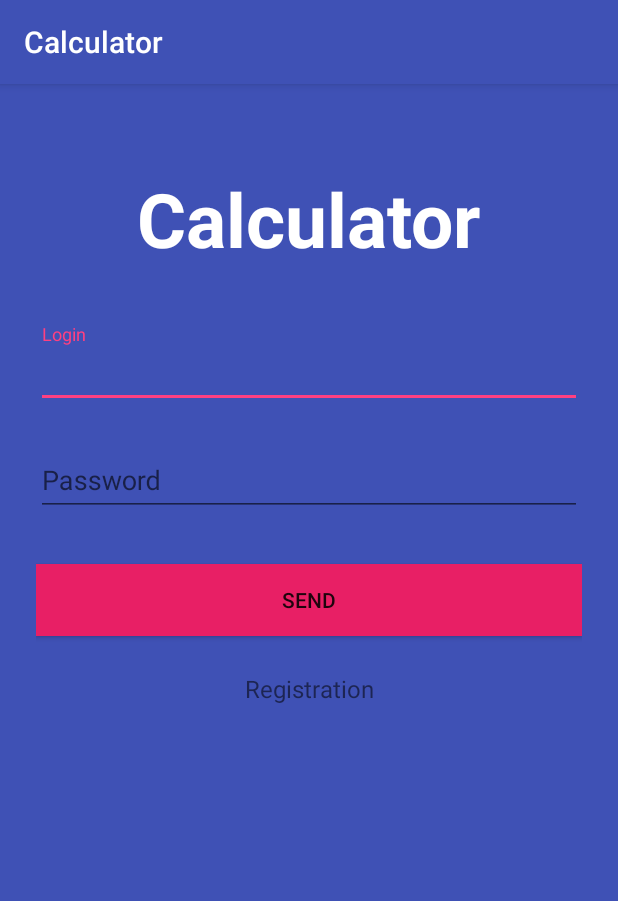
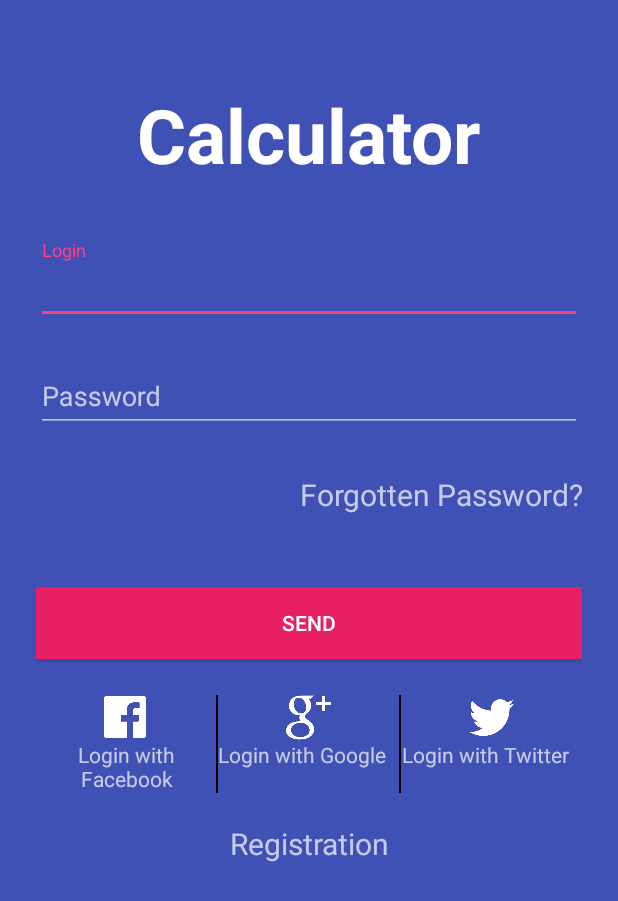
Before and after one commit to Roma-Za/Calculator, an Android app: the screen it shows after launch (LoginActivity), on a phone screen of 412 x 824 dp. Shown: the top 901 px of the screen. Run offline under Robolectric (Android 15) with nearby library versions, the phone set to English and light mode, and no system bars.

Commit message:
login UI

```diff
--- a/app/src/main/AndroidManifest.xml
+++ b/app/src/main/AndroidManifest.xml
@@ -15,6 +15,7 @@
         android:theme="@style/AppTheme">
         <activity
             android:name=".LoginActivity"
+            android:theme="@style/AppThemeNoActionBar"
             android:label="@string/app_name">
             <intent-filter>
                 <action android:name="android.intent.action.MAIN" />
--- a/app/src/main/res/layout/activity_login.xml
+++ b/app/src/main/res/layout/activity_login.xml
@@ -2,7 +2,6 @@
 <ScrollView xmlns:android="http://schemas.android.com/apk/res/android"
     android:layout_width="fill_parent"
     android:layout_height="fill_parent"
-    android:background="#3F51B5"
     android:fitsSystemWindows="true">
 
     <LinearLayout
@@ -51,6 +50,17 @@
                 android:hint="Password"/>
         </android.support.design.widget.TextInputLayout>
 
+
+        <TextView android:id="@+id/link_forgotten"
+            android:layout_width="fill_parent"
+            android:layout_height="wrap_content"
+            android:layout_marginBottom="24dp"
+            android:layout_marginTop="20dp"
+            android:text="Forgotten Password?"
+            android:gravity="right"
+            android:textSize="20dip"/>
+
+
         <android.support.v7.widget.AppCompatButton
             android:id="@+id/btn_login"
             android:layout_width="fill_parent"
@@ -61,13 +71,79 @@
             android:background="#E81F65"
             android:text="SEND"/>
 
+        <LinearLayout
+            android:id="@+id/email_login_form"
+            android:layout_width="match_parent"
+            android:layout_height="wrap_content"
+            android:orientation="horizontal">
+
+            <LinearLayout
+                android:layout_width="0dp"
+                android:layout_height="wrap_content"
+                android:layout_weight="1"
+                android:orientation="vertical">
+                <ImageView
+                    android:src="@drawable/fb"
+                    android:layout_width="30dp"
+                    android:layout_height="30dp"
+                    android:layout_gravity="center"/>
+                <TextView
+                    android:text="Login with Facebook"
+                    android:layout_width="wrap_content"
+                    android:layout_height="wrap_content"
+                    android:gravity="center"/>
+            </LinearLayout>
+            <View
+                android:layout_width="1dp"
+                android:layout_height="match_parent"
+                android:background="@android:color/black"/>
+            <LinearLayout
+                android:layout_width="0dp"
+                android:layout_height="wrap_content"
+                android:layout_weight="1"
+                android:orientation="vertical">
+                <ImageView
+                    android:src="@drawable/google"
+                    android:layout_width="30dp"
+                    android:layout_height="30dp"
+                    android:layout_gravity="center"/>
+                <TextView
+                    android:text="Login with Google"
+                    android:layout_width="wrap_content"
+                    android:layout_height="wrap_content"
+                    android:gravity="center"/>
+            </LinearLayout>
+            <View
+                android:layout_width="1dp"
+                android:layout_height="match_parent"
+                android:background="@android:color/black"/>
+            <LinearLayout
+                android:layout_width="0dp"
+                android:layout_height="wrap_content"
+                android:layout_weight="1"
+                android:orientation="vertical">
+                <ImageView
+                    android:src="@drawable/twitter"
+                    android:layout_width="30dp"
+                    android:layout_height="30dp"
+                    android:layout_gravity="center"/>
+                <TextView
+                    android:text="Login with Twitter"
+                    android:layout_width="wrap_content"
+                    android:layout_height="wrap_content"
+                    android:gravity="center"/>
+            </LinearLayout>
+
+        </LinearLayout>
+
         <TextView android:id="@+id/link_signup"
             android:layout_width="fill_parent"
             android:layout_height="wrap_content"
             android:layout_marginBottom="24dp"
+            android:layout_marginTop="20dp"
             android:text="Registration"
             android:gravity="center"
-            android:textSize="16dip"/>
+            android:textSize="20dip"/>
 
     </LinearLayout>
 </ScrollView>
--- a/app/src/main/res/values/styles.xml
+++ b/app/src/main/res/values/styles.xml
@@ -1,11 +1,18 @@
 <resources>
 
-    <!-- Base application theme. -->
-    <style name="AppTheme" parent="Theme.AppCompat.Light.DarkActionBar">
+    <style name="AppTheme" parent="Theme.AppCompat">
         <!-- Customize your theme here. -->
         <item name="colorPrimary">@color/colorPrimary</item>
         <item name="colorPrimaryDark">@color/colorPrimaryDark</item>
         <item name="colorAccent">@color/colorAccent</item>
+        <item name="android:windowBackground">@color/colorPrimary</item>
+    </style>
+
+    <style name="AppThemeNoActionBar" parent="Theme.AppCompat.NoActionBar">
+        <item name="colorPrimary">@color/colorPrimary</item>
+        <item name="colorPrimaryDark">@color/colorPrimaryDark</item>
+        <item name="colorAccent">@color/colorAccent</item>
+        <item name="android:windowBackground">@color/colorPrimary</item>
     </style>
 
 </resources>
```
Also changed, not shown: app/src/main/res/drawable/fb.png (added), app/src/main/res/drawable/google.png (added), app/src/main/res/drawable/twitter.png (added).
